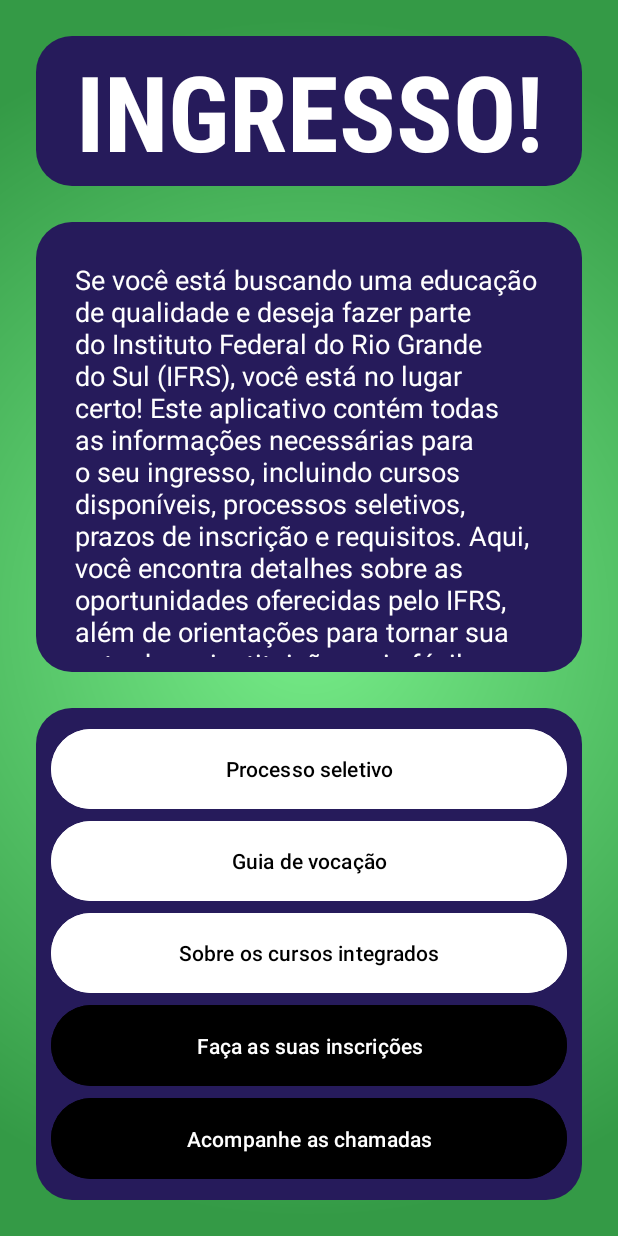
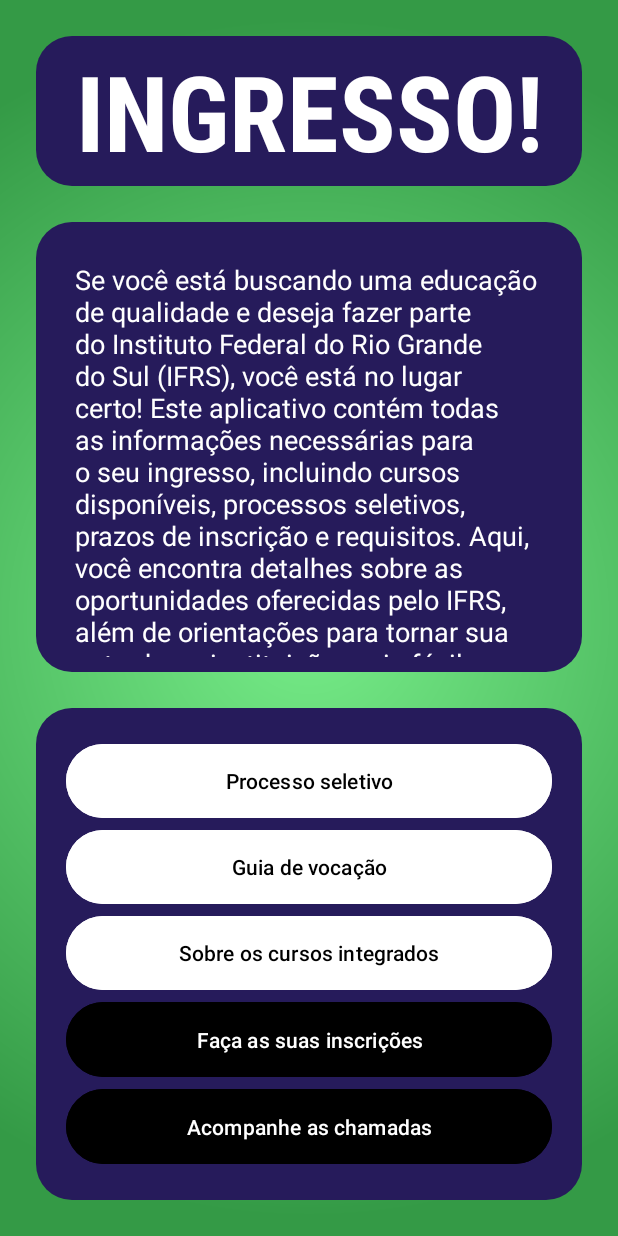
Before and after one commit to prxdby4le/InteresseIFRS, an Android app: the screen it shows after launch (MainActivity), on a phone screen of 412 x 824 dp. Run offline under Robolectric (Android 15) with nearby library versions, the phone set to English and light mode, and no system bars.

Commit message:
update layer botão

```diff
--- a/app/src/main/res/layout/activity_main.xml
+++ b/app/src/main/res/layout/activity_main.xml
@@ -92,7 +92,7 @@
         app:layout_constraintBottom_toBottomOf="@id/botoes_background"
         app:layout_constraintEnd_toEndOf="@id/botoes_background"
         app:layout_constraintStart_toStartOf="@id/botoes_background"
-        android:layout_margin="10dp"
+        android:layout_margin="20dp"
         app:layout_constraintTop_toTopOf="@id/botoes_background">
 
         <Button
```
